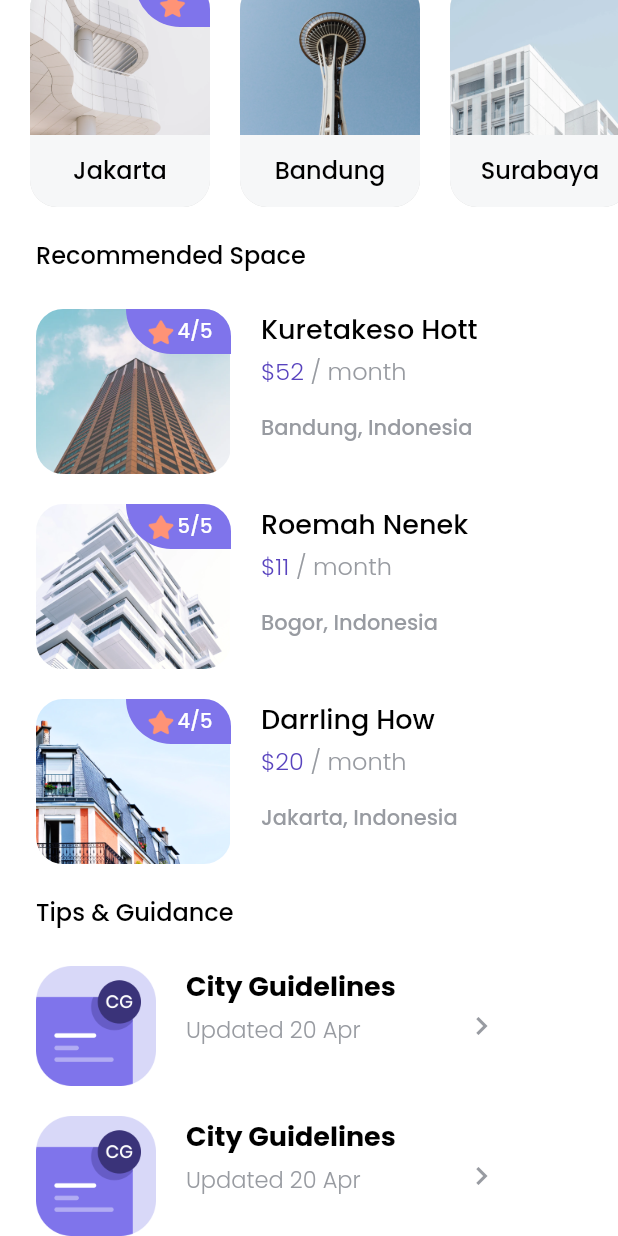
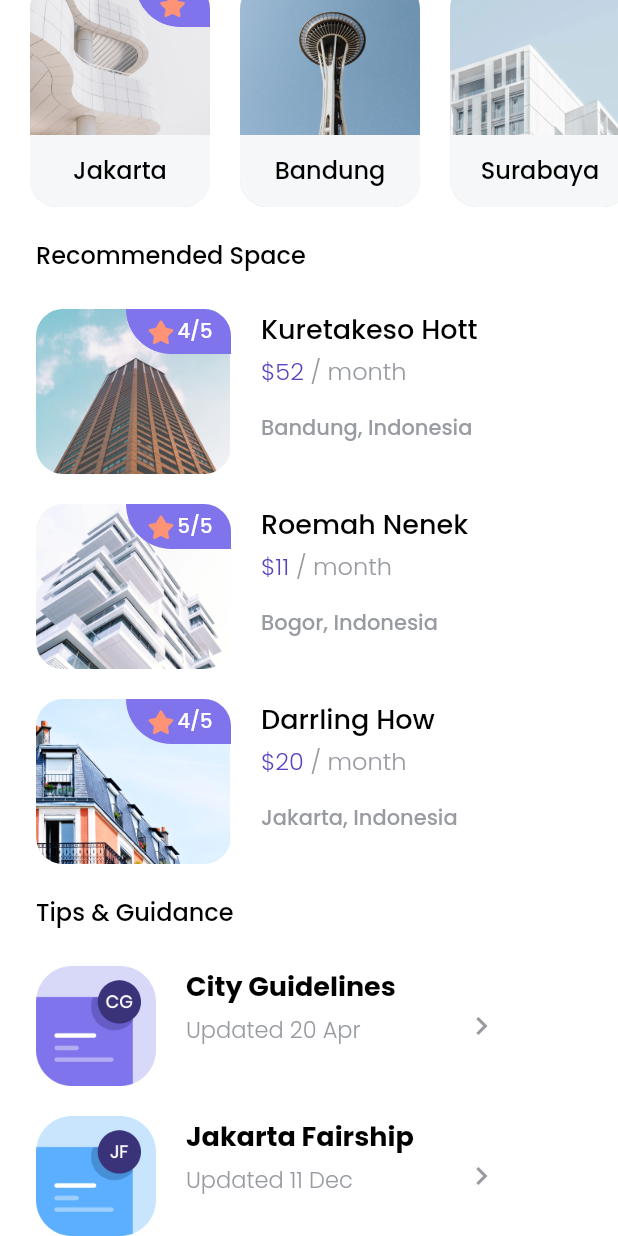
Before and after one commit to wahyuhidayat-dev/koskosan_apps, a Flutter app: the HomeScreen screen opened directly, scrolled down 162 dp, on a phone screen of 412 x 824 dp. Run offline on Flutter 3.47's test engine with Material 2 defaults, Android fonts, the phone set to English and light mode, and no system bars; our stand-ins replace google_fonts.

Commit message:
update UI

```diff
--- /dev/null
+++ b/lib/models/tips_model.dart
@@ -0,0 +1,11 @@
+class Tips {
+  int id;
+  String title;
+  String imageUrl;
+  String createdAt;
+  Tips(
+      {required this.id,
+      required this.title,
+      required this.imageUrl,
+      required this.createdAt});
+}
--- a/lib/pages/splashScreen/homescreen.dart
+++ b/lib/pages/splashScreen/homescreen.dart
@@ -1,6 +1,7 @@
 import 'package:flutter/material.dart';
 import 'package:kost_apps/models/city_model.dart';
 import 'package:kost_apps/models/recommended_space.dart';
+import 'package:kost_apps/models/tips_model.dart';
 import 'package:kost_apps/utils/shared.dart';
 import 'package:kost_apps/widgets/city_card.dart';
 import 'package:kost_apps/widgets/recommendedcard.dart';
@@ -146,11 +147,26 @@ class _HomeScreenState extends State<HomeScreen> {
                     padding: const EdgeInsets.symmetric(horizontal: 24),
                     child: Column(
                       children: [
-                        TipsGuidance(),
-                        SizedBox(height: 20),
-                        TipsGuidance()
+                        TipsGuidance(
+                          tips: Tips(
+                              id: 1,
+                              title: 'City Guidelines',
+                              imageUrl: tips1,
+                              createdAt: 'Updated 20 Apr'),
+                        ),
+                        const SizedBox(height: 20),
+                        TipsGuidance(
+                          tips: Tips(
+                              id: 2,
+                              title: 'Jakarta Fairship',
+                              imageUrl: tips2,
+                              createdAt: 'Updated 11 Dec'),
+                        )
                       ],
                     ),
+                  ),
+                  const SizedBox(
+                    height: 50,
                   )
                 ],
               ))),
--- a/lib/widgets/tips_card.dart
+++ b/lib/widgets/tips_card.dart
@@ -1,8 +1,14 @@
 import 'package:flutter/material.dart';
+
+import 'package:kost_apps/models/tips_model.dart';
 import 'package:kost_apps/utils/shared.dart';
 
 class TipsGuidance extends StatelessWidget {
-  const TipsGuidance({Key? key}) : super(key: key);
+  final Tips tips;
+  const TipsGuidance({
+    Key? key,
+    required this.tips,
+  }) : super(key: key);
 
   @override
   Widget build(BuildContext context) {
@@ -12,7 +18,7 @@ class TipsGuidance extends StatelessWidget {
       child: Row(
         children: [
           Image.asset(
-            tips1,
+            tips.imageUrl,
             width: 80,
           ),
           const SizedBox(
@@ -22,14 +28,14 @@ class TipsGuidance extends StatelessWidget {
             crossAxisAlignment: CrossAxisAlignment.start,
             children: [
               Text(
-                'City Guidelines',
+                tips.title,
                 style: fontBold.copyWith(fontSize: 18),
               ),
               const SizedBox(
                 height: 4,
               ),
               Text(
-                'Updated 20 Apr',
+                tips.createdAt,
                 style: fontLight.copyWith(fontSize: 15, color: greyColor2),
               )
             ],
```
